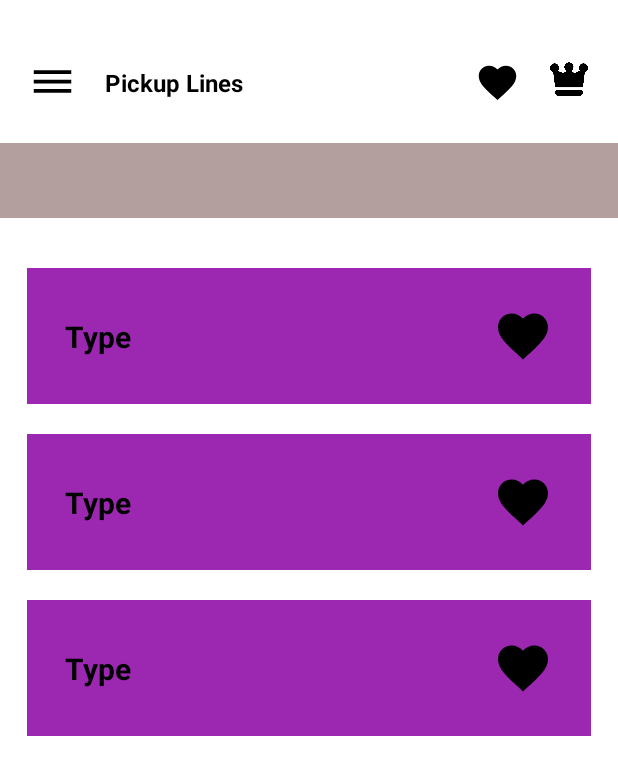
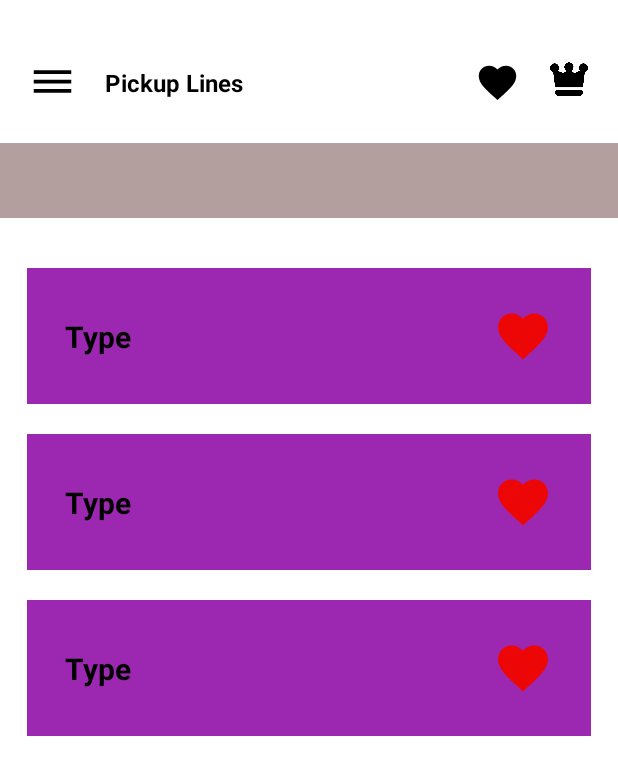
Before and after one commit to GmdDev074/Pickup-Lines, an Android app: the layout activity_main.xml on its own in the app's theme, with its tools: preview values and no code run, on a phone screen of 412 x 824 dp. Shown: the top 775 px of the screen. Run offline under Robolectric (Android 15) with nearby library versions, the phone set to English and light mode, and no system bars.

Commit message:
18/12/2024

```diff
--- a/app/build.gradle.kts
+++ b/app/build.gradle.kts
@@ -51,4 +51,8 @@ dependencies {
     implementation("com.facebook.shimmer:shimmer:0.5.0")
 
     implementation("com.github.bumptech.glide:glide:4.15.1")
+    implementation("androidx.core:core-ktx:1.15.0")
+
+    //app open ad
+    implementation("androidx.lifecycle:lifecycle-process:2.8.3")
 }
--- a/app/src/main/res/drawable/ic_like.xml
+++ b/app/src/main/res/drawable/ic_like.xml
@@ -1,5 +1,12 @@
-<vector xmlns:android="http://schemas.android.com/apk/res/android" android:height="24dp" android:tint="#000000" android:viewportHeight="24" android:viewportWidth="24" android:width="24dp">
+<vector xmlns:android="http://schemas.android.com/apk/res/android"
+    android:width="24dp"
+    android:height="24dp"
+    android:tint="@color/red"
+    android:viewportWidth="24"
+    android:viewportHeight="24">
 
-    <path android:fillColor="@android:color/white" android:pathData="M12,21.35l-1.45,-1.32C5.4,15.36 2,12.28 2,8.5 2,5.42 4.42,3 7.5,3c1.74,0 3.41,0.81 4.5,2.09C13.09,3.81 14.76,3 16.5,3 19.58,3 22,5.42 22,8.5c0,3.78 -3.4,6.86 -8.55,11.54L12,21.35z"/>
+    <path
+        android:fillColor="@color/white"
+        android:pathData="M12,21.35l-1.45,-1.32C5.4,15.36 2,12.28 2,8.5 2,5.42 4.42,3 7.5,3c1.74,0 3.41,0.81 4.5,2.09C13.09,3.81 14.76,3 16.5,3 19.58,3 22,5.42 22,8.5c0,3.78 -3.4,6.86 -8.55,11.54L12,21.35z" />
 
 </vector>
--- a/app/src/main/res/layout/activity_main.xml
+++ b/app/src/main/res/layout/activity_main.xml
@@ -55,13 +55,14 @@
                 app:layout_constraintTop_toTopOf="parent" />
 
             <ImageView
-                android:id="@+id/star"
+                android:id="@+id/like"
                 android:layout_width="30dp"
                 android:layout_height="30dp"
                 android:layout_marginEnd="20dp"
                 android:src="@drawable/ic_like"
                 app:layout_constraintEnd_toStartOf="@+id/crown"
-                app:layout_constraintTop_toTopOf="parent" />
+                app:layout_constraintTop_toTopOf="parent"
+                app:tint="@color/black" />
         </androidx.constraintlayout.widget.ConstraintLayout>
 
 
--- a/app/src/main/res/values/colors.xml
+++ b/app/src/main/res/values/colors.xml
@@ -2,6 +2,7 @@
 <resources>
     <color name="black">#FF000000</color>
     <color name="white">#FFFFFFFF</color>
+    <color name="red">#ED0606</color>
 
     <color name="shimmer_placeholder_color">#B49F9F</color>
 
```
Also changed, not shown: app/src/main/java/com/example/pickuplines/Activities/MainActivity.kt (+5 -8 lines), app/src/main/java/com/example/pickuplines/Activities/Splash.kt (+8 -9 lines), app/src/main/java/com/example/pickuplines/Adapters/PickupLineAdapter.kt (+7 -2 lines).
